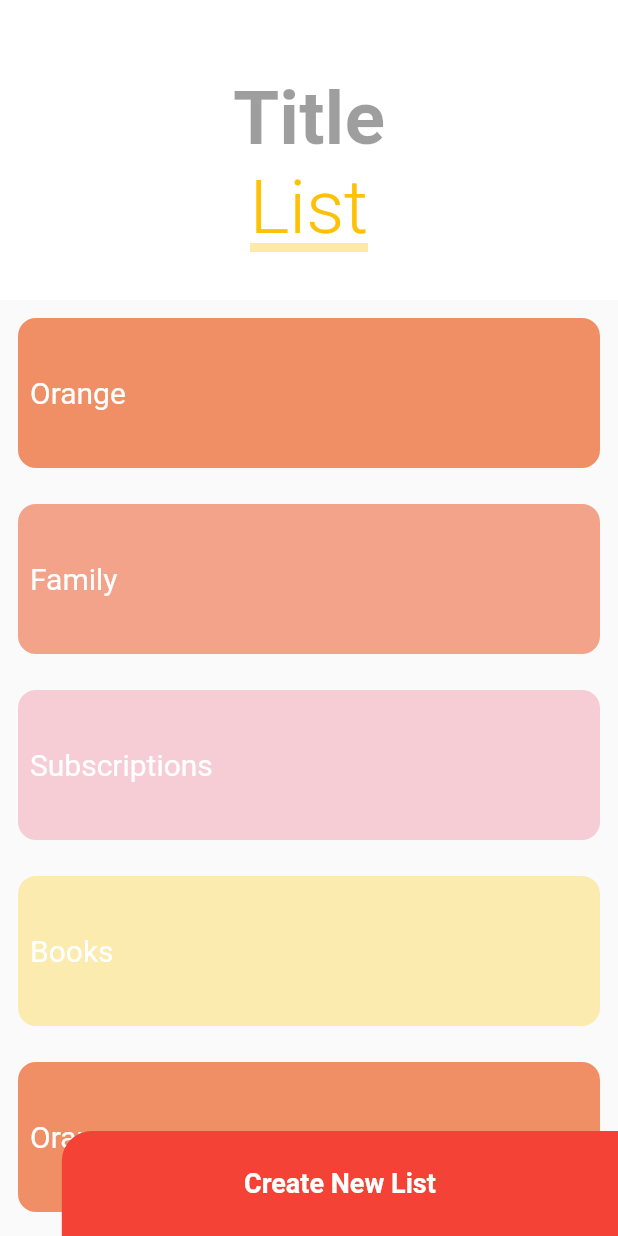
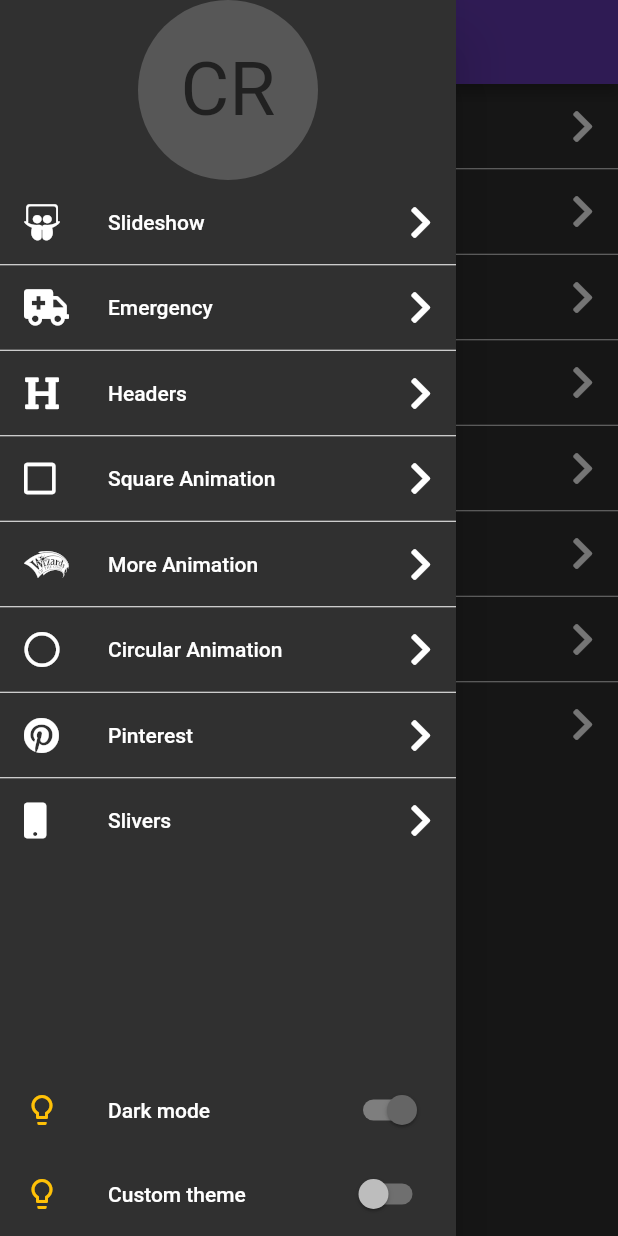
Before and after one commit to CrisRonda/flutter-animations, a Flutter app: the screen it shows after launch, with the side drawer open (before the commit the screen has no drawer), on a phone screen of 412 x 824 dp. Run offline on Flutter 3.47's test engine with Material 2 defaults, Android fonts, the phone set to English and light mode, and no system bars; our stand-ins replace animate_do, flutter_svg, font_awesome_flutter.

Commit message:
theme done

```diff
--- a/lib/main.dart
+++ b/lib/main.dart
@@ -1,22 +1,19 @@
-// import 'package:animations/src/pages/animation_page.dart';
-// import 'package:a nimations/src/pages/headers_pages.dart';
-// import 'package:animations/src/challenges/square_animate_page.dart';
-// import 'package:animations/src/labs/circular_progress_page.dart';
-// import 'package:animations/src/pages/circular_graph_pages.dart';
-// import 'package:animations/src/pages/slide_show_page.dart';
-// import 'package:animations/src/pages/pinterest_page.dart';
-// import 'package:animations/src/pages/emergency_page.dart';
-import 'package:animations/src/pages/sliver_page.dart';
+import 'package:animations/src/pages/launcher_page.dart';
+import 'package:animations/src/theme/theme.dart';
 import 'package:flutter/material.dart';
+import 'package:provider/provider.dart';
 
-void main() => runApp(MyApp());
+void main() => runApp(ChangeNotifierProvider(
+    create: (_) => new ThemeChanger(23), child: MyApp()));
 
 class MyApp extends StatelessWidget {
   @override
   Widget build(BuildContext context) {
+    final theme = Provider.of<ThemeChanger>(context);
     return MaterialApp(
+        theme: theme.currentTheme,
         title: 'Material App',
         debugShowCheckedModeBanner: false,
-        home: SliverPage());
+        home: LauncherPage());
   }
 }
--- /dev/null
+++ b/lib/src/pages/launcher_page.dart
@@ -0,0 +1,109 @@
+import 'package:flutter/material.dart';
+import 'package:font_awesome_flutter/font_awesome_flutter.dart';
+import 'package:provider/provider.dart';
+
+import 'package:animations/src/routes/routes.dart';
+import 'package:animations/src/theme/theme.dart';
+
+class LauncherPage extends StatelessWidget {
+  const LauncherPage({Key? key}) : super(key: key);
+
+  @override
+  Widget build(BuildContext context) {
+    return Scaffold(
+      appBar: AppBar(
+        title: Text('Launcher Page'),
+        backgroundColor: Colors.deepPurple,
+      ),
+      body: _ListPages(),
+      drawer: _Drawer(),
+    );
+  }
+}
+
+class _Drawer extends StatelessWidget {
+  @override
+  Widget build(BuildContext context) {
+    final appTheme = Provider.of<ThemeChanger>(context);
+    final switchColor = appTheme.currentTheme.splashColor;
+    return Drawer(
+      child: SafeArea(
+        child: Column(
+          children: [
+            Container(
+              height: 120,
+              width: double.infinity,
+              child: CircleAvatar(
+                backgroundColor: switchColor,
+                child: Text(
+                  "CR",
+                  style: TextStyle(
+                      fontSize: 50, color: appTheme.currentTheme.primaryColor),
+                ),
+              ),
+            ),
+            Expanded(child: _ListPages()),
+            ListTile(
+              leading: Icon(
+                Icons.lightbulb_outline,
+                color: Colors.amber,
+              ),
+              title: Text('Dark mode'),
+              trailing: Switch.adaptive(
+                  value: appTheme.darkTheme,
+                  activeColor: switchColor,
+                  onChanged: (value) {
+                    appTheme.darkTheme = value;
+                  }),
+            ),
+            ListTile(
+              leading: Icon(
+                Icons.lightbulb_outline,
+                color: Colors.amber,
+              ),
+              title: Text('Custom theme'),
+              trailing: Switch.adaptive(
+                  value: appTheme.customTheme,
+                  activeColor: switchColor,
+                  onChanged: (value) {
+                    appTheme.customTheme = value;
+                  }),
+            )
+          ],
+        ),
+      ),
+    );
+  }
+}
+
+class _ListPages extends StatelessWidget {
+  @override
+  Widget build(BuildContext context) {
+    final appTheme = Provider.of<ThemeChanger>(context).currentTheme;
+    final iconColor = appTheme.textTheme.bodyText1!.color;
+    return ListView.separated(
+      physics: BouncingScrollPhysics(),
+      separatorBuilder: (context, index) => Divider(
+        height: 1,
+        color: iconColor,
+      ),
+      itemCount: pageRoutes.length,
+      itemBuilder: (context, index) => ListTile(
+        leading: FaIcon(
+          pageRoutes[index].icon,
+          color: iconColor,
+        ),
+        title:
+            Text(pageRoutes[index].title, style: TextStyle(color: iconColor)),
+        trailing: FaIcon(
+          FontAwesomeIcons.chevronRight,
+          color: iconColor,
+        ),
+        onTap: () {
+          Navigator.push(context,
+              MaterialPageRoute(builder: (context) => pageRoutes[index].page));
+        },
+      ),
+    );
+  }
+}
--- a/lib/src/pages/pinterest_page.dart
+++ b/lib/src/pages/pinterest_page.dart
@@ -1,3 +1,4 @@
+import 'package:animations/src/theme/theme.dart';
 import 'package:animations/src/widgets/floating_menu.dart';
 import 'package:flutter/material.dart';
 import 'package:flutter_staggered_grid_view/flutter_staggered_grid_view.dart';
@@ -31,6 +32,7 @@ class _Menu extends StatelessWidget {
     final show = Provider.of<_PageState>(
       context,
     ).show;
+    final appTheme = Provider.of<ThemeChanger>(context).currentTheme;
     return Positioned(
         bottom: 30,
         child: Container(
--- /dev/null
+++ b/lib/src/routes/routes.dart
@@ -0,0 +1,48 @@
+import 'package:flutter/material.dart';
+import 'package:font_awesome_flutter/font_awesome_flutter.dart';
+
+import 'package:animations/src/challenges/square_animate_page.dart';
+import 'package:animations/src/pages/animation_page.dart';
+import 'package:animations/src/pages/circular_graph_pages.dart';
+import 'package:animations/src/pages/emergency_page.dart';
+import 'package:animations/src/pages/headers_pages.dart';
+import 'package:animations/src/pages/pinterest_page.dart';
+import 'package:animations/src/pages/slide_show_page.dart';
+import 'package:animations/src/pages/sliver_page.dart';
+
+class _Route {
+  final String title;
+  final Widget page;
+  final IconData icon;
+
+  _Route({required this.title, required this.page, required this.icon});
+}
+
+final pageRoutes = <_Route>[
+  _Route(
+      title: "Slideshow",
+      page: SlideShowPage(),
+      icon: FontAwesomeIcons.slideshare),
+  _Route(
+      title: "Emergency",
+      page: EmergencyPage(),
+      icon: FontAwesomeIcons.ambulance),
+  _Route(title: "Headers", page: HeadersPage(), icon: FontAwesomeIcons.heading),
+  _Route(
+      title: "Square Animation",
+      page: SquareAnimatePage(),
+      icon: FontAwesomeIcons.square),
+  _Route(
+      title: "More Animation",
+      page: AnimationPage(),
+      icon: FontAwesomeIcons.wizardsOfTheCoast),
+  _Route(
+      title: "Circular Animation",
+      page: CircularGraphPage(),
+      icon: FontAwesomeIcons.circle),
+  _Route(
+      title: "Pinterest",
+      page: PinterestPage(),
+      icon: FontAwesomeIcons.pinterest),
+  _Route(title: "Slivers", page: SliverPage(), icon: FontAwesomeIcons.mobile),
+];
--- /dev/null
+++ b/lib/src/theme/theme.dart
@@ -0,0 +1,57 @@
+import 'package:flutter/material.dart';
+
+class ThemeChanger with ChangeNotifier {
+  bool _darkTheme = false;
+  bool _customTheme = false;
+
+  late ThemeData _currentTheme;
+
+  bool get darkTheme => this._darkTheme;
+  bool get customTheme => this._customTheme;
+  ThemeData get currentTheme => this._currentTheme;
+
+  ThemeChanger(int theme) {
+    switch (theme) {
+      case 1: // Light
+        _darkTheme = false;
+        _customTheme = false;
+        _currentTheme = ThemeData.light();
+        break;
+      case 2: // Custom
+        _darkTheme = false;
+        _customTheme = true;
+        _currentTheme = ThemeData.light();
+        break;
+      default: // Dark
+        _darkTheme = true;
+        _customTheme = false;
+        _currentTheme = ThemeData.dark().copyWith(
+            textTheme: TextTheme(
+          bodyText1: TextStyle(color: Colors.white),
+        ));
+        break;
+    }
+  }
+
+  set darkTheme(bool value) {
+    this._darkTheme = value;
+    this._customTheme = false;
+    this._currentTheme = value ? ThemeData.dark() : ThemeData.light();
+    notifyListeners();
+  }
+
+  set customTheme(bool value) {
+    this._customTheme = value;
+    this._darkTheme = false;
+    this._currentTheme = value
+        ? ThemeData.dark().copyWith(
+            primaryColor: Colors.grey[300],
+            scaffoldBackgroundColor: Color(0xff162647),
+            cardColor: Color(0xff162647),
+            textTheme: TextTheme(
+              bodyText1: TextStyle(color: Colors.purpleAccent),
+            ))
+        : ThemeData.light();
+    notifyListeners();
+  }
+}
```
Also changed, not shown: lib/src/pages/circular_graph_pages.dart (+7 -3 lines), lib/src/pages/emergency_page.dart (+9 -3 lines), lib/src/pages/slide_show_page.dart (+10 -2 lines), lib/src/pages/sliver_page.dart (+22 -11 lines), lib/src/widgets/floating_menu.dart (+29 -11 lines).
